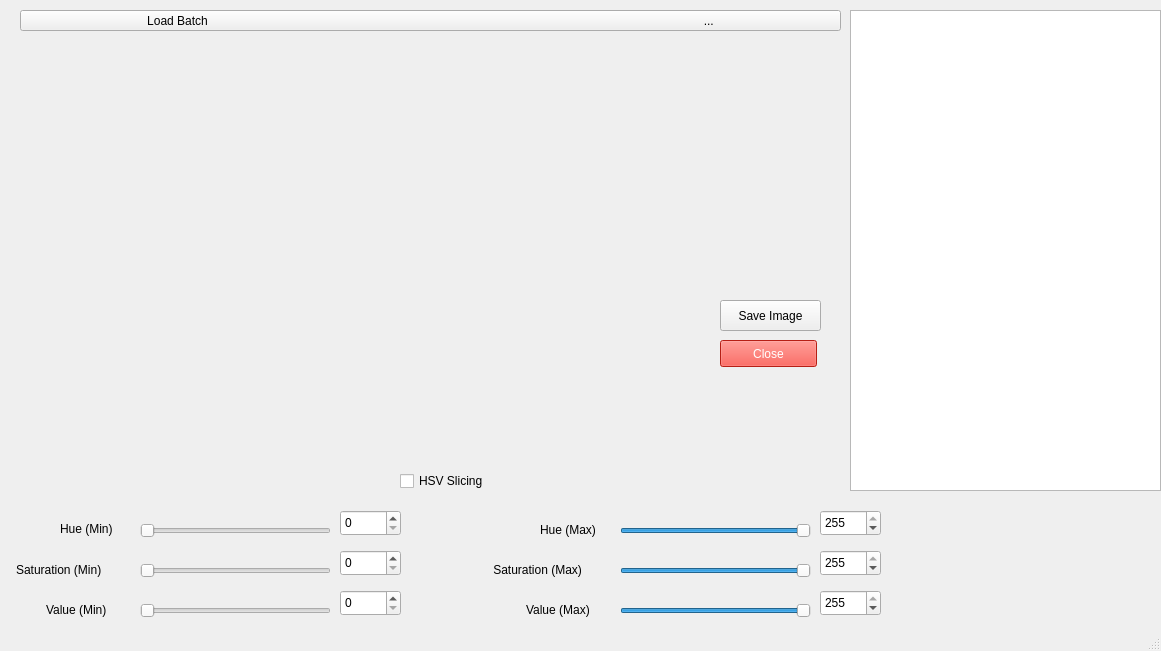
9trees/FMS_V0.1, file tamil/QT_TOOL/fms.ui: the form before one commit.
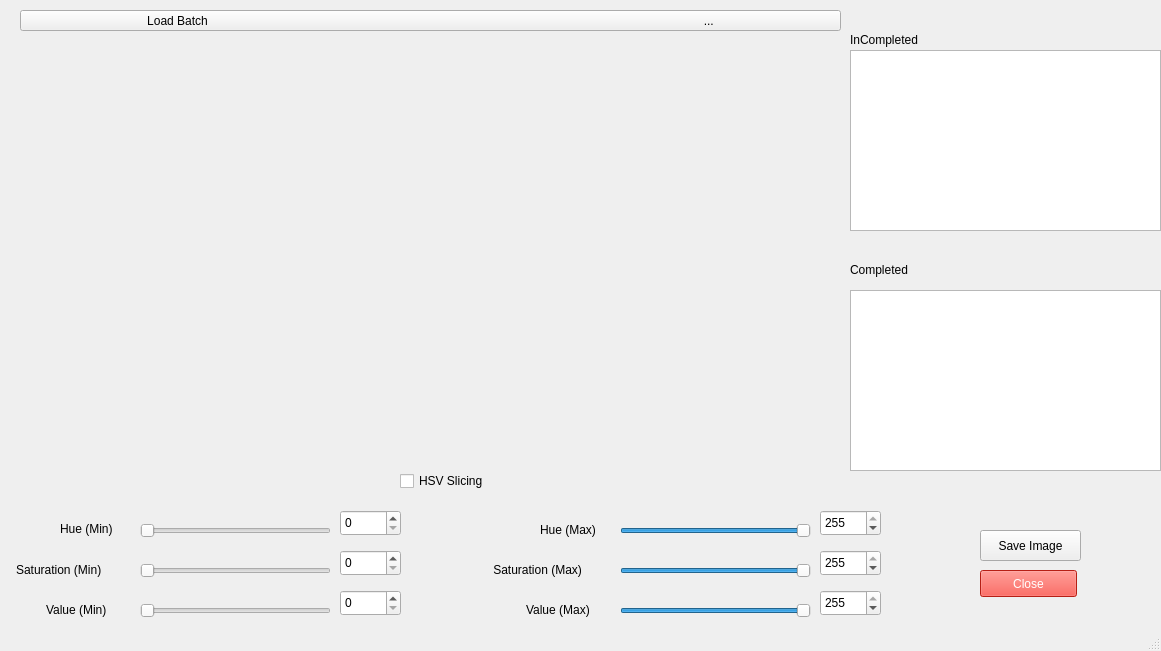
The form after the commit. Icons and pictures are not drawn.

Patch:
```diff
--- a/tamil/QT_TOOL/fms.ui
+++ b/tamil/QT_TOOL/fms.ui
@@ -52,10 +52,10 @@
    <widget class="QWidget" name="ImgWidget" native="true">
     <property name="geometry">
      <rect>
-      <x>110</x>
-      <y>70</y>
-      <width>501</width>
-      <height>281</height>
+      <x>10</x>
+      <y>40</y>
+      <width>791</width>
+      <height>421</height>
      </rect>
     </property>
     <widget class="QLabel" name="label_4">
@@ -423,11 +423,73 @@
      <number>255</number>
     </property>
    </widget>
+   <widget class="QListWidget" name="imgs_list">
+    <property name="geometry">
+     <rect>
+      <x>850</x>
+      <y>50</y>
+      <width>311</width>
+      <height>181</height>
+     </rect>
+    </property>
+   </widget>
+   <widget class="QListWidget" name="imgs_list_2">
+    <property name="geometry">
+     <rect>
+      <x>850</x>
+      <y>290</y>
+      <width>311</width>
+      <height>181</height>
+     </rect>
+    </property>
+   </widget>
+   <widget class="QLabel" name="label_9">
+    <property name="geometry">
+     <rect>
+      <x>850</x>
+      <y>30</y>
+      <width>191</width>
+      <height>20</height>
+     </rect>
+    </property>
+    <property name="text">
+     <string>InCompleted</string>
+    </property>
+   </widget>
+   <widget class="QLabel" name="label_14">
+    <property name="geometry">
+     <rect>
+      <x>850</x>
+      <y>260</y>
+      <width>191</width>
+      <height>20</height>
+     </rect>
+    </property>
+    <property name="text">
+     <string>Completed</string>
+    </property>
+   </widget>
+   <widget class="QPushButton" name="save">
+    <property name="geometry">
+     <rect>
+      <x>980</x>
+      <y>530</y>
+      <width>101</width>
+      <height>31</height>
+     </rect>
+    </property>
+    <property name="styleSheet">
+     <string notr="true"/>
+    </property>
+    <property name="text">
+     <string>Save Image</string>
+    </property>
+   </widget>
    <widget class="QPushButton" name="close_button">
     <property name="geometry">
      <rect>
-      <x>720</x>
-      <y>340</y>
+      <x>980</x>
+      <y>570</y>
       <width>97</width>
       <height>27</height>
      </rect>
@@ -440,57 +502,6 @@
      <string>Close</string>
     </property>
    </widget>
-   <widget class="QPushButton" name="save">
-    <property name="geometry">
-     <rect>
-      <x>720</x>
-      <y>300</y>
-      <width>101</width>
-      <height>31</height>
-     </rect>
-    </property>
-    <property name="styleSheet">
-     <string notr="true"/>
-    </property>
-    <property name="text">
-     <string>Save Image</string>
-    </property>
-   </widget>
-   <widget class="QListWidget" name="imgs_list">
-    <property name="geometry">
-     <rect>
-      <x>850</x>
-      <y>10</y>
-      <width>311</width>
-      <height>481</height>
-     </rect>
-    </property>
-   </widget>
-   <zorder>save</zorder>
-   <zorder>HSV</zorder>
-   <zorder>startImage</zorder>
-   <zorder>ImgWidget</zorder>
-   <zorder>label_8</zorder>
-   <zorder>spinBox_3</zorder>
-   <zorder>S1</zorder>
-   <zorder>V2</zorder>
-   <zorder>label_5</zorder>
-   <zorder>label_6</zorder>
-   <zorder>H2</zorder>
-   <zorder>label_7</zorder>
-   <zorder>spinBox_2</zorder>
-   <zorder>V1</zorder>
-   <zorder>label_12</zorder>
-   <zorder>H1</zorder>
-   <zorder>label_13</zorder>
-   <zorder>S2</zorder>
-   <zorder>spinBox</zorder>
-   <zorder>label_2</zorder>
-   <zorder>spinBox_6</zorder>
-   <zorder>spinBox_4</zorder>
-   <zorder>spinBox_7</zorder>
-   <zorder>close_button</zorder>
-   <zorder>imgs_list</zorder>
   </widget>
   <widget class="QStatusBar" name="statusbar"/>
   <action name="actionOpen_image">
```
